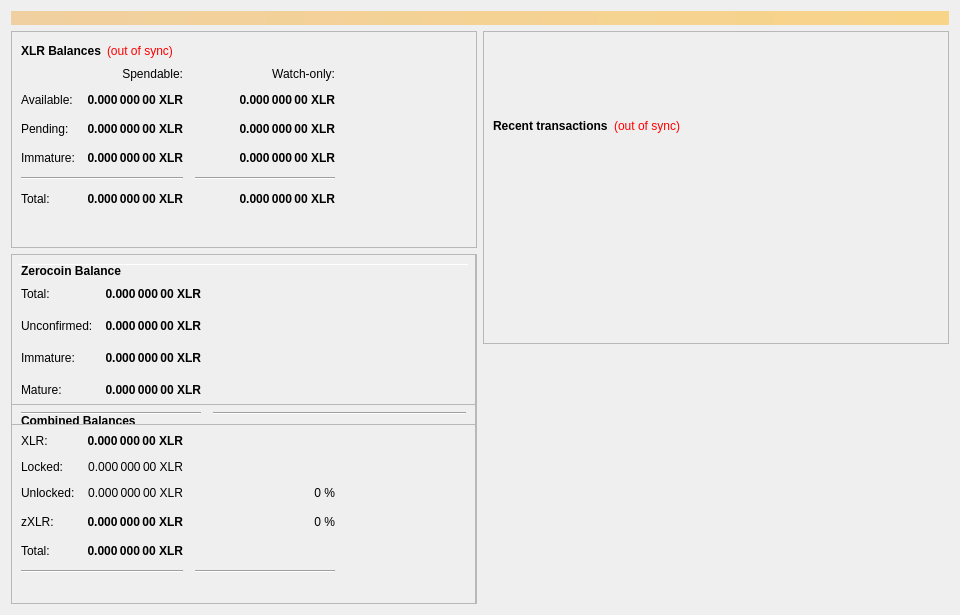
This is src/qt/forms/overviewpage.ui in ChiliCoinProject/ChiliCoin as Qt 5 draws it before an edit. The edited form follows.
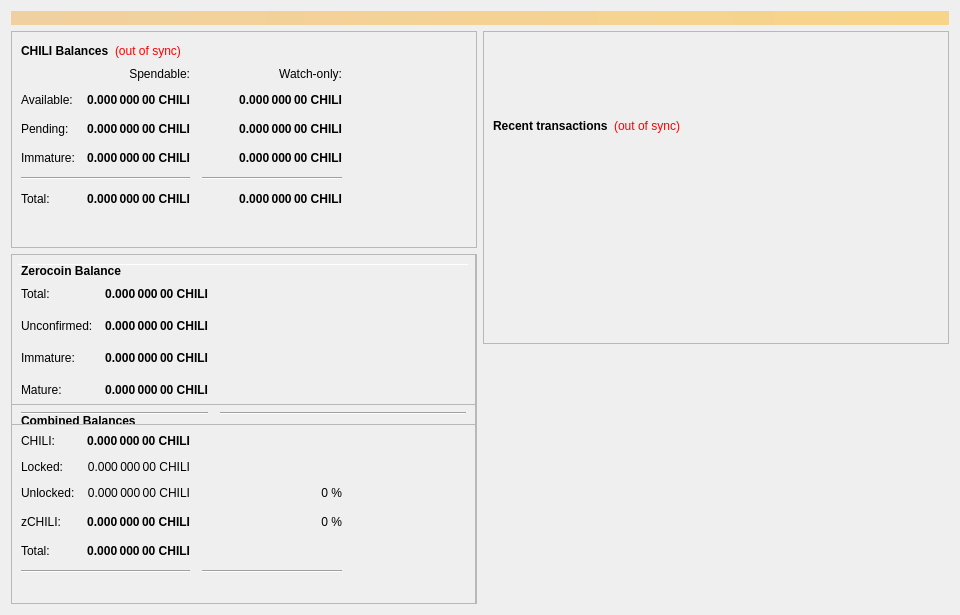
This is the edited form.

```diff
--- a/src/qt/forms/overviewpage.ui
+++ b/src/qt/forms/overviewpage.ui
@@ -60,7 +60,7 @@
                </font>
               </property>
               <property name="text">
-               <string>XLR Balances</string>
+               <string>CHILI Balances</string>
               </property>
              </widget>
             </item>
@@ -118,7 +118,7 @@
                <string>Unconfirmed transactions to watch-only addresses</string>
               </property>
               <property name="text">
-               <string notr="true">0.000 000 00 XLR</string>
+               <string notr="true">0.000 000 00 CHILI</string>
               </property>
               <property name="alignment">
                <set>Qt::AlignRight|Qt::AlignTrailing|Qt::AlignVCenter</set>
@@ -143,7 +143,7 @@
                <string>Total of transactions that have yet to be confirmed, and do not yet count toward the spendable balance</string>
               </property>
               <property name="text">
-               <string notr="true">0.000 000 00 XLR</string>
+               <string notr="true">0.000 000 00 CHILI</string>
               </property>
               <property name="alignment">
                <set>Qt::AlignRight|Qt::AlignTrailing|Qt::AlignVCenter</set>
@@ -168,7 +168,7 @@
                <string>Staked or masternode rewards in watch-only addresses that has not yet matured</string>
               </property>
               <property name="text">
-               <string notr="true">0.000 000 00 XLR</string>
+               <string notr="true">0.000 000 00 CHILI</string>
               </property>
               <property name="alignment">
                <set>Qt::AlignRight|Qt::AlignTrailing|Qt::AlignVCenter</set>
@@ -226,7 +226,7 @@
                <string>Staked or masternode rewards that has not yet matured</string>
               </property>
               <property name="text">
-               <string notr="true">0.000 000 00 XLR</string>
+               <string notr="true">0.000 000 00 CHILI</string>
               </property>
               <property name="alignment">
                <set>Qt::AlignRight|Qt::AlignTrailing|Qt::AlignVCenter</set>
@@ -271,7 +271,7 @@
                <string>Your current total balance</string>
               </property>
               <property name="text">
-               <string notr="true">0.000 000 00 XLR</string>
+               <string notr="true">0.000 000 00 CHILI</string>
               </property>
               <property name="alignment">
                <set>Qt::AlignRight|Qt::AlignTrailing|Qt::AlignVCenter</set>
@@ -296,7 +296,7 @@
                <string>Current total balance in watch-only addresses</string>
               </property>
               <property name="text">
-               <string notr="true">0.000 000 00 XLR</string>
+               <string notr="true">0.000 000 00 CHILI</string>
               </property>
               <property name="alignment">
                <set>Qt::AlignRight|Qt::AlignTrailing|Qt::AlignVCenter</set>
@@ -338,7 +338,7 @@
                <string>Your current spendable balance</string>
               </property>
               <property name="text">
-               <string notr="true">0.000 000 00 XLR</string>
+               <string notr="true">0.000 000 00 CHILI</string>
               </property>
               <property name="alignment">
                <set>Qt::AlignRight|Qt::AlignTrailing|Qt::AlignVCenter</set>
@@ -363,7 +363,7 @@
                <string>Your current balance in watch-only addresses</string>
               </property>
               <property name="text">
-               <string notr="true">0.000 000 00 XLR</string>
+               <string notr="true">0.000 000 00 CHILI</string>
               </property>
               <property name="alignment">
                <set>Qt::AlignRight|Qt::AlignTrailing|Qt::AlignVCenter</set>
@@ -963,7 +963,7 @@
                 <string>Total of transactions that have yet to be confirmed, and do not yet count toward the spendable balance</string>
                </property>
                <property name="text">
-                <string notr="true">0.000 000 00 XLR</string>
+                <string notr="true">0.000 000 00 CHILI</string>
                </property>
                <property name="alignment">
                 <set>Qt::AlignRight|Qt::AlignTrailing|Qt::AlignVCenter</set>
@@ -988,7 +988,7 @@
                 <string>Total Balance, including unconfirmed and immature coins.</string>
                </property>
                <property name="text">
-                <string notr="true">0.000 000 00 XLR</string>
+                <string notr="true">0.000 000 00 CHILI</string>
                </property>
                <property name="alignment">
                 <set>Qt::AlignRight|Qt::AlignTrailing|Qt::AlignVCenter</set>
@@ -1021,7 +1021,7 @@
              <item row="1" column="0">
               <widget class="QLabel" name="labelBalanceTextz">
                <property name="text">
-                <string>XLR:</string>
+                <string>CHILI:</string>
                </property>
               </widget>
              </item>
@@ -1040,7 +1040,7 @@
                 <string>Your current spendable balance</string>
                </property>
                <property name="text">
-                <string notr="true">0.000 000 00 XLR</string>
+                <string notr="true">0.000 000 00 CHILI</string>
                </property>
                <property name="alignment">
                 <set>Qt::AlignRight|Qt::AlignTrailing|Qt::AlignVCenter</set>
@@ -1056,7 +1056,7 @@
                 <string/>
                </property>
                <property name="text">
-                <string>zXLR:</string>
+                <string>zCHILI:</string>
                </property>
               </widget>
              </item>
@@ -1090,7 +1090,7 @@
                 <string>Locked XLR or Masternode collaterals. These are excluded from zXLR minting.</string>
                </property>
                <property name="text">
-                <string>0.000 000 00 XLR</string>
+                <string>0.000 000 00 CHILI</string>
                </property>
                <property name="alignment">
                 <set>Qt::AlignRight|Qt::AlignTrailing|Qt::AlignVCenter</set>
@@ -1123,7 +1123,7 @@
                 <string>Unlocked XLRs. These can be used for zXLR minting.</string>
                </property>
                <property name="text">
-                <string>0.000 000 00 XLR</string>
+                <string>0.000 000 00 CHILI</string>
                </property>
                <property name="alignment">
                 <set>Qt::AlignRight|Qt::AlignTrailing|Qt::AlignVCenter</set>
@@ -1234,7 +1234,7 @@
                 <string>All available zXLR, unconfirmed and immature zXLR included.</string>
                </property>
                <property name="text">
-                <string notr="true">0.000 000 00 XLR</string>
+                <string notr="true">0.000 000 00 CHILI</string>
                </property>
                <property name="alignment">
                 <set>Qt::AlignRight|Qt::AlignTrailing|Qt::AlignVCenter</set>
@@ -1312,7 +1312,7 @@
 These zXLR are spendable.</string>
                </property>
                <property name="text">
-                <string>0.000 000 00 XLR</string>
+                <string>0.000 000 00 CHILI</string>
                </property>
                <property name="alignment">
                 <set>Qt::AlignRight|Qt::AlignTrailing|Qt::AlignVCenter</set>
@@ -1343,7 +1343,7 @@
 Immature: confirmed, but less than 3 mints of the same denomination after it was minted</string>
                </property>
                <property name="text">
-                <string>0.000 000 00 XLR</string>
+                <string>0.000 000 00 CHILI</string>
                </property>
                <property name="alignment">
                 <set>Qt::AlignRight|Qt::AlignTrailing|Qt::AlignVCenter</set>
@@ -1387,7 +1387,7 @@
 Immature: confirmed, but less than 3 mints of the same denomination after it was minted</string>
                </property>
                <property name="text">
-                <string>0.000 000 00 XLR</string>
+                <string>0.000 000 00 CHILI</string>
                </property>
                <property name="alignment">
                 <set>Qt::AlignRight|Qt::AlignTrailing|Qt::AlignVCenter</set>
```
Left out of the diff: 22 changed lines with no effect on the pictures.
